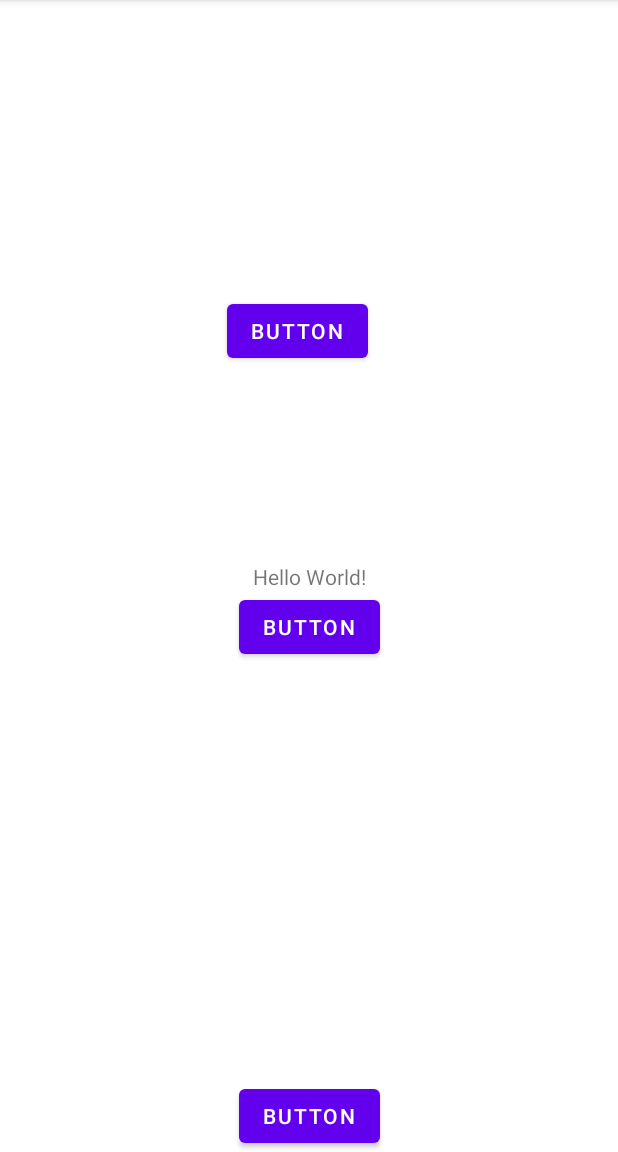
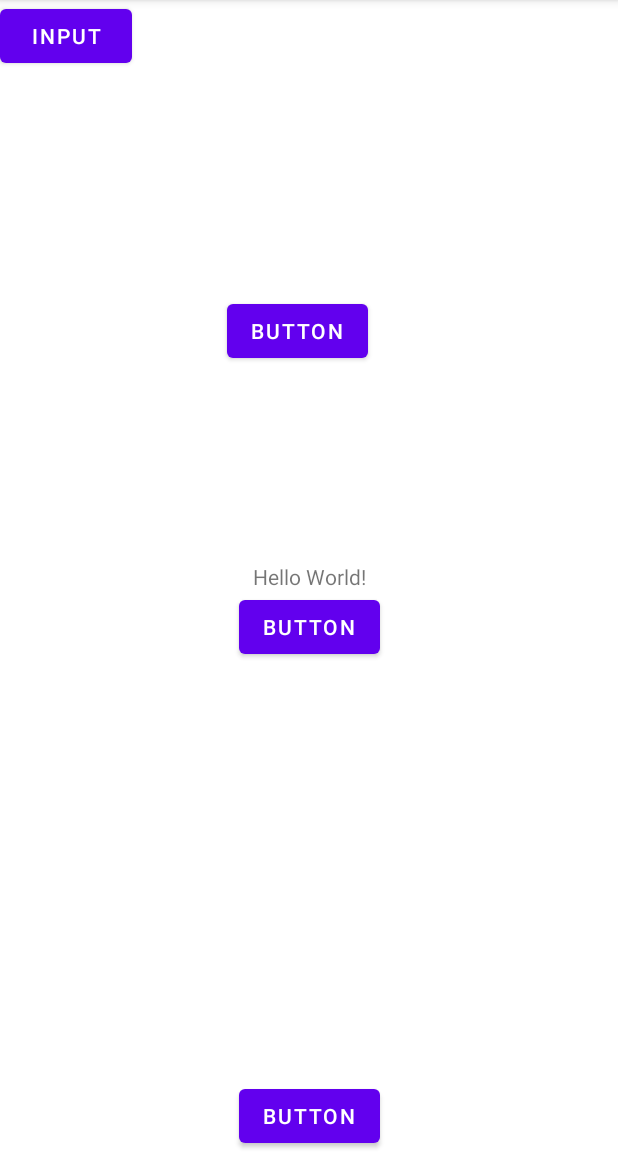
Before and after one commit to harutiro/ibeeconTest, an Android app: the screen it shows after launch (MainActivity), on a phone screen of 412 x 824 dp, the part 84-1236 px from its top. Run offline under Robolectric (Android 15) with nearby library versions, the phone set to English and light mode, and no system bars; libraries missing offline, so code that uses them is left out: org.altbeacon.beacon; 4 statements that could not run were skipped.

Commit message:
add: Input画面にインテントさせた

```diff
--- a/app/src/main/java/io/github/com/harutiro/ibeecontest/MainActivity.kt
+++ b/app/src/main/java/io/github/com/harutiro/ibeecontest/MainActivity.kt
@@ -2,6 +2,7 @@ package io.github.com.harutiro.ibeecontest
 
 import android.bluetooth.le.AdvertiseCallback
 import android.bluetooth.le.AdvertiseSettings
+import android.content.Intent
 import android.os.Bundle
 import android.util.Log
 import android.widget.Button
@@ -53,6 +54,11 @@ class MainActivity : AppCompatActivity() {
         findViewById<Button>(R.id.button3).setOnClickListener {
             //送信開始
             beaconTransmitter.startAdvertising(beacon)
+        }
+
+        findViewById<Button>(R.id.inputIntentButton).setOnClickListener {
+            val intent = Intent(this,input::class.java)
+            startActivity(intent)
         }
 
     }
--- a/app/src/main/res/layout/activity_main.xml
+++ b/app/src/main/res/layout/activity_main.xml
@@ -46,4 +46,12 @@
         app:layout_constraintStart_toStartOf="parent"
         app:layout_constraintTop_toBottomOf="@+id/textView" />
 
+    <Button
+        android:id="@+id/inputIntentButton"
+        android:layout_width="wrap_content"
+        android:layout_height="wrap_content"
+        android:text="input"
+        app:layout_constraintStart_toStartOf="parent"
+        app:layout_constraintTop_toTopOf="parent" />
+
 </androidx.constraintlayout.widget.ConstraintLayout>
```
Also changed, not shown: app/src/main/AndroidManifest.xml (+6 -1 lines), app/src/main/java/io/github/com/harutiro/ibeecontest/input.kt (added, +11 -0 lines), app/src/main/res/layout/activity_input.xml (added, +9 -0 lines).
